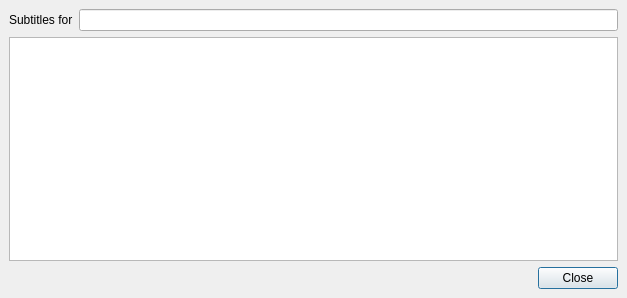
Before: the Qt Designer form experimental/subdownloaderdialog.ui in sarvex/smplayer, drawn with Qt 5.
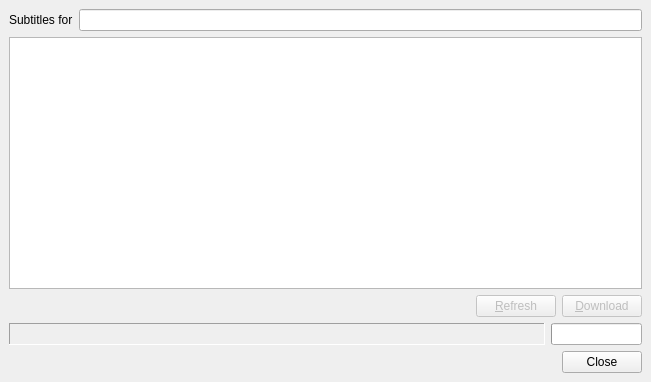
After: the same form once the commit is applied. Custom widgets are drawn as their Qt base class.

```diff
--- a/experimental/subdownloaderdialog.ui
+++ b/experimental/subdownloaderdialog.ui
@@ -5,8 +5,8 @@
    <rect>
     <x>0</x>
     <y>0</y>
-    <width>627</width>
-    <height>298</height>
+    <width>651</width>
+    <height>382</height>
    </rect>
   </property>
   <property name="windowTitle" >
@@ -42,6 +42,101 @@
    <item>
     <widget class="QTreeView" name="view" />
    </item>
+   <item>
+    <layout class="QHBoxLayout" >
+     <property name="margin" >
+      <number>0</number>
+     </property>
+     <property name="spacing" >
+      <number>6</number>
+     </property>
+     <item>
+      <spacer>
+       <property name="orientation" >
+        <enum>Qt::Horizontal</enum>
+       </property>
+       <property name="sizeHint" >
+        <size>
+         <width>40</width>
+         <height>20</height>
+        </size>
+       </property>
+      </spacer>
+     </item>
+     <item>
+      <widget class="QPushButton" name="refresh_button" >
+       <property name="enabled" >
+        <bool>false</bool>
+       </property>
+       <property name="text" >
+        <string>&amp;Refresh</string>
+       </property>
+      </widget>
+     </item>
+     <item>
+      <widget class="QPushButton" name="download_button" >
+       <property name="enabled" >
+        <bool>false</bool>
+       </property>
+       <property name="text" >
+        <string>&amp;Download</string>
+       </property>
+      </widget>
+     </item>
+    </layout>
+   </item>
+   <item>
+    <layout class="QHBoxLayout" >
+     <property name="margin" >
+      <number>0</number>
+     </property>
+     <property name="spacing" >
+      <number>6</number>
+     </property>
+     <item>
+      <widget class="QLabel" name="status" >
+       <property name="sizePolicy" >
+        <sizepolicy>
+         <hsizetype>7</hsizetype>
+         <vsizetype>5</vsizetype>
+         <horstretch>0</horstretch>
+         <verstretch>0</verstretch>
+        </sizepolicy>
+       </property>
+       <property name="frameShape" >
+        <enum>QFrame::Panel</enum>
+       </property>
+       <property name="frameShadow" >
+        <enum>QFrame::Sunken</enum>
+       </property>
+       <property name="text" >
+        <string/>
+       </property>
+      </widget>
+     </item>
+     <item>
+      <widget class="QProgressBar" name="progress" >
+       <property name="sizePolicy" >
+        <sizepolicy>
+         <hsizetype>5</hsizetype>
+         <vsizetype>0</vsizetype>
+         <horstretch>0</horstretch>
+         <verstretch>0</verstretch>
+        </sizepolicy>
+       </property>
+       <property name="value" >
+        <number>0</number>
+       </property>
+       <property name="textVisible" >
+        <bool>false</bool>
+       </property>
+       <property name="orientation" >
+        <enum>Qt::Horizontal</enum>
+       </property>
+      </widget>
+     </item>
+    </layout>
+   </item>
    <item>
     <widget class="QDialogButtonBox" name="buttonBox" >
      <property name="orientation" >
```
